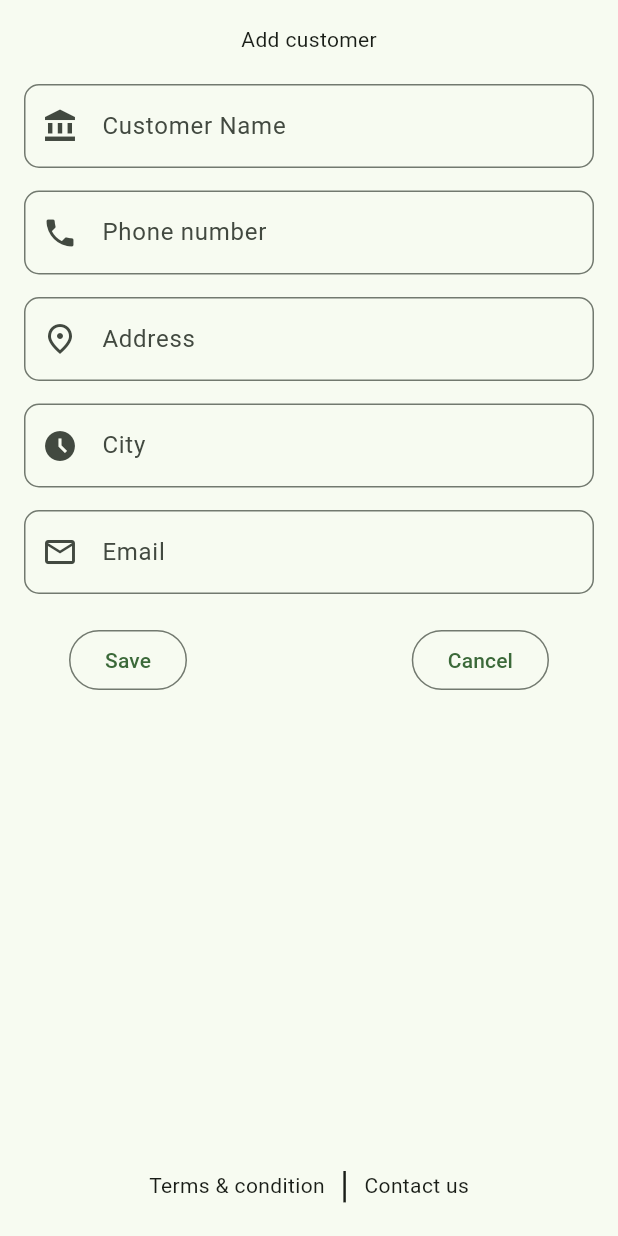
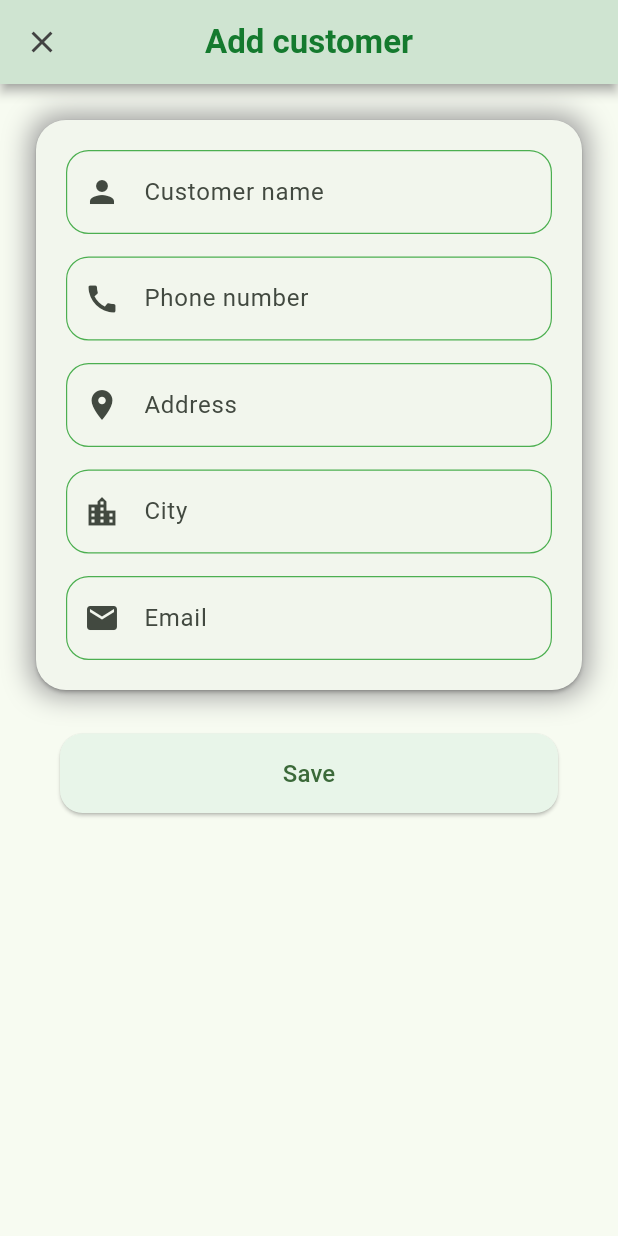
Before and after one commit to motidinsa/inventory, a Flutter app: the AddCustomer screen opened directly, after a tap on "Save", on a phone screen of 412 x 824 dp. Run offline on Flutter 3.47's test engine with Material 3 defaults, Android fonts, the phone set to English and light mode, and no system bars; our stand-ins replace appwrite, dropdown_button2, figma_squircle, font_awesome_flutter, get, isar and 1 more; accounts and stored records are empty; generated files the repository leaves out were written again.

Commit message:
add customer ui modification

```diff
--- a/lib/add_customer/ui/add_customer.dart
+++ b/lib/add_customer/ui/add_customer.dart
@@ -1,91 +1,115 @@
 import 'package:flutter/material.dart';
 import 'package:get/get.dart';
-import 'package:isar/isar.dart';
-import 'package:my_inventory/add_customer/controller/add_customer_controller.dart';
+import 'package:my_inventory/core/constants/name_constants.dart';
 import 'package:my_inventory/core/constants/widget_constants.dart';
 import 'package:my_inventory/core/controller/app_controller.dart';
+import 'package:my_inventory/core/functions/core_functions.dart';
+import 'package:my_inventory/core/styles/styles.dart';
 import 'package:my_inventory/core/ui/custom_text_field.dart';
 
 class AddCustomer extends StatelessWidget {
-  // final Isar isar;
   AddCustomer({super.key});
-  // AddCustomerController appc = Get.put(AddCustomerController());
-   AppController aa = Get.put(AppController());
+
+  final AppController aa = Get.find();
+  final List<String> titles = [
+    customerNameN(),
+    phoneNumberN(),
+    addressN(),
+    cityN(),
+    emailN()
+  ];
+
   @override
   Widget build(BuildContext context) {
-    return Padding(
-      padding: const EdgeInsets.all(16.0),
-      child: Column(
+    return GestureDetector(
+      onTap: ()=>unFocus(),
+      child: Scaffold(
+        backgroundColor: Colors.green.shade50,
+        body: SafeArea(
+          child: Scaffold(
+            appBar: AppBar(
+              title: Text(
+                addCustomerN(),
+                style: TextStyle(
+                    fontWeight: FontWeight.bold,
+                  color: Color(0xff006E1C).withOpacity(.9),),
+              ),
+              centerTitle: true,
+              elevation: 3,
+              shadowColor: Colors.grey,
+              backgroundColor: Color(0xffDCEEDE),
+              leading: IconButton(
+                onPressed: () =>Get.back(),
+                icon: Icon(
+                  Icons.close,
+                  color: Colors.grey.shade800,
+                ),
+              ),
+              // surfaceTintColor: Colors.white,
+            ),
+            body: ListView(
+              children: [
+                sizedBox(height: 20),
+                Container(
+                  margin: const EdgeInsets.symmetric(
+                    horizontal: 20,
+                  ),
+                  decoration: BoxDecoration(
+                      borderRadius: smoothBorderRadius(radius: 20),
+                      boxShadow: [
+                        BoxShadow(
+                          color: Colors.grey,
+                          blurRadius: 15,
+                          spreadRadius: 0,
+                        ),
+                      ]),
+                  child: Card(
+                    // elevation: .8,
+                    surfaceTintColor: Colors.white,
+                    shape: smoothRectangleBorder(radius: 20),
+                    child: Padding(
+                      padding: const EdgeInsets.all(20),
+                      child: ListView.separated(
+                        physics: NeverScrollableScrollPhysics(),
+                        itemBuilder: (ctx, index) => CustomTextField(
+                          title: titles[index],
+                          leadingIconData: Icons.account_balance,
+                          redirectFrom: addCustomerN(),
+                        ),
+                        shrinkWrap: true,
+                        itemCount: titles.length,
+                        separatorBuilder: (ctx, index) =>
+                            sizedBox(height: 15),
+                      ),
+                    ),
+                  ),
+                ),
+                Padding(
+                  padding: const EdgeInsets.symmetric(
+                      horizontal: 40, vertical: 25),
+                  child: Row(
                     children: [
                       Expanded(
-            child: SingleChildScrollView(
-              child: Column(
-                children: [
-                  Text('Add customer'),
-                  sizedBox(height: 20),
-                  CustomTextField(
-                    title: 'Customer Name',
-                    leadingIconData: Icons.account_balance,
-                    redirectFrom: 'Add Customer',
+                        child: ElevatedButton(
+                          onPressed: () {},
+                          child: Text(
+                            saveN(),
+                            style: TextStyle(fontSize: 16),
                           ),
-                  sizedBox(height: 15),
-                  CustomTextField(
-                    title: 'Phone number',
-                    leadingIconData: Icons.phone,
-                    redirectFrom: 'Add Customer',
-                  ),
-                  sizedBox(height: 15),
-                  CustomTextField(
-                    title: 'Address',
-                    leadingIconData: Icons.place_outlined,
-                    redirectFrom: 'Add Customer',
-                  ),
-                  sizedBox(height: 15),
-                  CustomTextField(
-                    title: 'City',
-                    leadingIconData: Icons.access_time_filled_sharp,
-                    redirectFrom: 'Add Customer',
-                  ),
-                  sizedBox(height: 15),
-                  CustomTextField(
-                    title: 'Email',
-                    leadingIconData: Icons.email_outlined,
-                    redirectFrom: 'Add Customer',
-                  ),
-                  sizedBox(height: 20),
-                  Padding(
-                    padding: const EdgeInsets.symmetric(horizontal: 30),
-                    child: Row(
-                      mainAxisAlignment: MainAxisAlignment.spaceBetween,
-                      children: [
-                        OutlinedButton(onPressed: () {
-                          // AppController aa = Get.find();
-
-                          AddCustomerController appc = Get.put(AddCustomerController());
-                          appc.addCustomerToDB();
-                        }, child: Text('Save')),
-                        OutlinedButton(onPressed: () {}, child: Text('Cancel'))
-                      ],
+                          style: ElevatedButton.styleFrom(
+                              padding: EdgeInsets.symmetric(vertical: 15),
+                              shape: RoundedRectangleBorder(
+                                  borderRadius: BorderRadius.circular(15)),
+                              backgroundColor: Colors.green.shade50),
                         ),
                       ),
                     ],
                   ),
+                )
+              ],
             ),
           ),
-          Row(
-            mainAxisAlignment: MainAxisAlignment.center,
-            children: [
-              Text('Terms & condition'),
-              sizedBox(width: 10),
-              Text(
-                '|',
-                style: TextStyle(fontSize: 25),
         ),
-              sizedBox(width: 10),
-              Text('Contact us')
-            ],
-          )
-        ],
       ),
     );
   }
--- /dev/null
+++ b/lib/core/constants/name_constants.dart
@@ -0,0 +1,16 @@
+appNameN()=>'My Inventory';
+addCustomerN()=>'Add customer';
+customerNameN()=>'Customer name';
+phoneNumberN()=>'Phone number';
+addressN()=>'Address';
+cityN()=>'City';
+emailN()=>'Email';
+saveN()=>'Save';
+salesN()=>'Sales';
+purchasingN()=>'Purchasing';
+inventoryN()=>'Inventory';
+customerN()=>'Customer';
+vendorN()=>'Vendor';
+purchaseN()=>'Purchase';
+productN()=>'Product';
+reorderStockN()=>'Reorder Stock';
--- /dev/null
+++ b/lib/core/functions/core_functions.dart
@@ -0,0 +1,3 @@
+import 'package:flutter/material.dart';
+
+unFocus() => FocusManager.instance.primaryFocus?.unfocus();
--- a/lib/core/styles/styles.dart
+++ b/lib/core/styles/styles.dart
@@ -4,3 +4,7 @@ smoothBorderRadius({double radius = 10}) => SmoothBorderRadius(
   cornerRadius: radius,
   cornerSmoothing: 1,
 );
+
+smoothRectangleBorder({double radius = 10}) => SmoothRectangleBorder(
+  borderRadius: smoothBorderRadius(radius: radius),
+);
--- a/lib/core/ui/custom_text_field.dart
+++ b/lib/core/ui/custom_text_field.dart
@@ -1,4 +1,5 @@
 import 'package:flutter/material.dart';
+import 'package:my_inventory/core/constants/name_constants.dart';
 import 'package:my_inventory/core/functions/customer_functions.dart';
 import 'package:my_inventory/core/styles/styles.dart';
 
@@ -21,7 +22,13 @@ class CustomTextField extends StatefulWidget {
 class _CustomTextFieldState extends State<CustomTextField> {
   TextEditingController textEditingController = TextEditingController();
   FocusNode focusNode = FocusNode();
-
+  final Map<String,IconData> nameToIconTextField = {
+    customerNameN():Icons.person,
+    phoneNumberN():Icons.call,
+    addressN():Icons.location_on,
+    cityN():Icons.location_city,
+    emailN():Icons.mail,
+  };
   @override
   void initState() {
     super.initState();
@@ -45,13 +52,27 @@ class _CustomTextFieldState extends State<CustomTextField> {
       decoration: InputDecoration(
         // fillColor: Colors.teal.shade50.withOpacity(.7),
         // filled: true,
-        // floatingLabelStyle: TextStyle(color: Colors.teal),
+        // disabledBorder: OutlineInputBorder(
+        //     borderRadius: smoothBorderRadius(radius: 15),
+        //     borderSide: BorderSide(
+        //       color: Colors.blue,
+        //       width: 1,
+        //     )),
         border: OutlineInputBorder(
-            borderRadius: smoothBorderRadius(),
-            borderSide: BorderSide(color: Colors.green)
-            // borderSide: BorderSide.none,
-            ),
-        prefixIcon: Icon(widget.leadingIconData),
+          borderRadius: smoothBorderRadius(radius: 15),
+          // borderSide: BorderSide(
+          //   color: Colors.yellow,
+          //   width: 1,
+          // )
+        ),
+        enabledBorder: OutlineInputBorder(
+          borderRadius: smoothBorderRadius(radius: 15),
+          borderSide: BorderSide(
+            color: Colors.green,
+            width: .8,
+          ),
+        ),
+        prefixIcon: Icon(nameToIconTextField[widget.title]),
         // suffixIcon: hasSuffixIcon(
         //   title: widget.title,
         //   listIndex: widget.listIndex,
@@ -68,10 +89,10 @@ class _CustomTextFieldState extends State<CustomTextField> {
         // )
         //     : null,
         labelText: widget.title,
-        // labelStyle: TextStyle(
-        //   color: widget.data.isNotEmpty ? Colors.teal : null,
-        // ),
-        focusColor: Colors.teal,
+        // labelStyle: TextStyle(color: Colors.green),
+        alignLabelWithHint: true,
+        // contentPadding: EdgeInsets.only(left: 20),
+        // focusColor: Colors.teal,
       ),
       // validator: (value) => mapValidation(
       //   value: textEditingController.text,
--- /dev/null
+++ b/lib/homepage/homepage_functions.dart
@@ -0,0 +1,13 @@
+import 'package:get/get.dart';
+import 'package:my_inventory/add_customer/ui/add_customer.dart';
+import 'package:my_inventory/core/constants/name_constants.dart';
+
+navigateFromHomepage({required String title}){
+  var titleToPage = {customerN():()=>Get.to(()=>AddCustomer())};
+  if(titleToPage[title]!=null){
+    titleToPage[title]!();
+  }
+  // if(title == customerN()){
+  //   Get.to(AddCustomer());
+  // }
+}
--- a/lib/homepage/ui/item_select.dart
+++ b/lib/homepage/ui/item_select.dart
@@ -1,21 +1,28 @@
 import 'package:flutter/material.dart';
 import 'package:my_inventory/core/constants/widget_constants.dart';
 import 'package:my_inventory/core/styles/styles.dart';
+import 'package:my_inventory/homepage/homepage_functions.dart';
 import 'package:smooth_corner/smooth_corner.dart';
 
 class ItemSelect extends StatelessWidget {
   final String title;
   final IconData iconData;
+  final bool? isDetailButton;
 
-  const ItemSelect({super.key, required this.title, required this.iconData});
+  const ItemSelect({
+    super.key,
+    required this.title,
+    required this.iconData,
+     this.isDetailButton,
+  });
 
   @override
   Widget build(BuildContext context) {
     return Card(
       color: Colors.green.shade50,
-      margin: EdgeInsets.symmetric(horizontal: 20,vertical: 5),
+      margin: EdgeInsets.symmetric(horizontal: 20, vertical: 5),
       child: ListTile(
-        onTap: () {},
+        onTap: ()=>navigateFromHomepage(title: title),
         shape: SmoothRectangleBorder(
           borderRadius: smoothBorderRadius(),
         ),
@@ -29,10 +36,10 @@ class ItemSelect extends StatelessWidget {
                   Text(
                     title,
                     style: TextStyle(
-                      // fontSize: 16,
-                    ),
+                        fontSize: 17,
+                        ),
                   ),
-                  Icon(iconData),
+                  Icon(iconData,size: isDetailButton ==true?20:null,),
                 ],
               ),
             ),
--- a/lib/homepage/ui/item_type.dart
+++ b/lib/homepage/ui/item_type.dart
@@ -1,5 +1,7 @@
 import 'package:figma_squircle/figma_squircle.dart';
 import 'package:flutter/material.dart';
+import 'package:font_awesome_flutter/font_awesome_flutter.dart';
+import 'package:my_inventory/core/constants/name_constants.dart';
 import 'package:my_inventory/core/constants/widget_constants.dart';
 import 'package:my_inventory/core/styles/styles.dart';
 import 'package:my_inventory/homepage/ui/item_select.dart';
@@ -9,19 +11,24 @@ class ItemType extends StatelessWidget {
   final String addItemName;
   final String detailPageName;
 
-  const ItemType({
+   ItemType({
     super.key,
     required this.addItemName,
     required this.detailPageName,
     required this.title,
   });
-
+  final Map<String,IconData> nameToIconItemType = {
+    salesN():FontAwesomeIcons.tags,
+    purchasingN():Icons.shopping_cart,
+    inventoryN():FontAwesomeIcons.box,
+  };
+  final List fontawesomeIcons = [salesN(),inventoryN()];
   @override
   Widget build(BuildContext context) {
     return Card(
       margin: EdgeInsets.symmetric(horizontal: 30),
       shape: SmoothRectangleBorder(
-        borderRadius: smoothBorderRadius(),
+        borderRadius: smoothBorderRadius(radius: 15),
         side: BorderSide(
           color: Colors.green,
           // width: .5,
@@ -43,7 +50,7 @@ class ItemType extends StatelessWidget {
                     style:
                         TextStyle(fontWeight: FontWeight.bold, fontSize: 18),
                   ),
-                  Icon(Icons.access_alarms_sharp),
+                  Icon(nameToIconItemType[title],color: Colors.grey.shade600,size: fontawesomeIcons.contains(title)?20:null,),
                 ],
               ),
             ),
@@ -55,11 +62,11 @@ class ItemType extends StatelessWidget {
               ),
             ),
             sizedBox(height: 5),
-            ItemSelect(title: addItemName, iconData: Icons.add),
+            ItemSelect(title: addItemName, iconData: Icons.add,),
             sizedBox(height: 10),
             ItemSelect(
                 title: detailPageName,
-                iconData: Icons.arrow_forward_ios_outlined),
+                iconData: Icons.arrow_forward_ios_outlined,isDetailButton: true,),
           ],
         ),
       ),
--- a/lib/main.dart
+++ b/lib/main.dart
@@ -1,5 +1,6 @@
-import 'package:appwrite/appwrite.dart';
+// import 'package:appwrite/appwrite.dart';
 import 'package:flutter/material.dart';
+import 'package:flutter/services.dart';
 import 'package:get/get.dart';
 import 'package:get/get_core/src/get_main.dart';
 import 'package:get/get_navigation/src/root/get_material_app.dart';
@@ -18,9 +19,11 @@ import 'package:my_inventory/sales/ui/sales.dart';
 import 'package:my_inventory/user.dart';
 import 'package:path_provider/path_provider.dart';
 
+import 'core/constants/name_constants.dart';
 import 'core/controller/app_controller.dart';
 void main() {
-  runApp(const MyApp());
+  // SystemChrome.setSystemUIOverlayStyle(SystemUiOverlayStyle.dark);
+  runApp( MyApp());
   // final dir = await getApplicationDocumentsDirectory();
   // var isar = await Isar.open(
   //   [CustomerDatabaseModelSchema],
@@ -37,12 +40,12 @@ void main() {
 }
 
 class MyApp extends StatelessWidget {
-  const MyApp({super.key});
-
+   MyApp({super.key});
+  final AppController aa = Get.put(AppController());
   @override
   Widget build(BuildContext context) {
     return GetMaterialApp(
-      title: 'Flutter Demo',
+      title: appNameN(),
       debugShowCheckedModeBanner: false,
       initialBinding: ApplicationBindings(),
       theme: ThemeData(
@@ -50,9 +53,8 @@ class MyApp extends StatelessWidget {
         useMaterial3: true,
       ),
       home: Scaffold(
-        body: SafeArea(
-          child: ProductList(),
-        ),
+        drawer: Drawer(),
+        body: Homepage(),
       ),
     );
   }
@@ -78,9 +80,9 @@ class MyHomePage extends StatefulWidget {
 
 class _MyHomePageState extends State<MyHomePage> {
   int _counter = 0;
-  final client = Client()
-      .setEndpoint('https://cloud.appwrite.io/v1')
-      .setProject('65c1e7733a536752855d');
+  // final client = Client()
+  //     .setEndpoint('https://cloud.appwrite.io/v1')
+  //     .setProject('65c1e7733a536752855d');
 
   Future<void> _incrementCounter() async {
     // setState(() {
```
Also changed, not shown: lib/image_entity.dart (added, +15 -0 lines), lib/product_list/product_list.dart (+13 -9 lines), 1 other file. Lines whose indentation alone changed are shown as unchanged.
